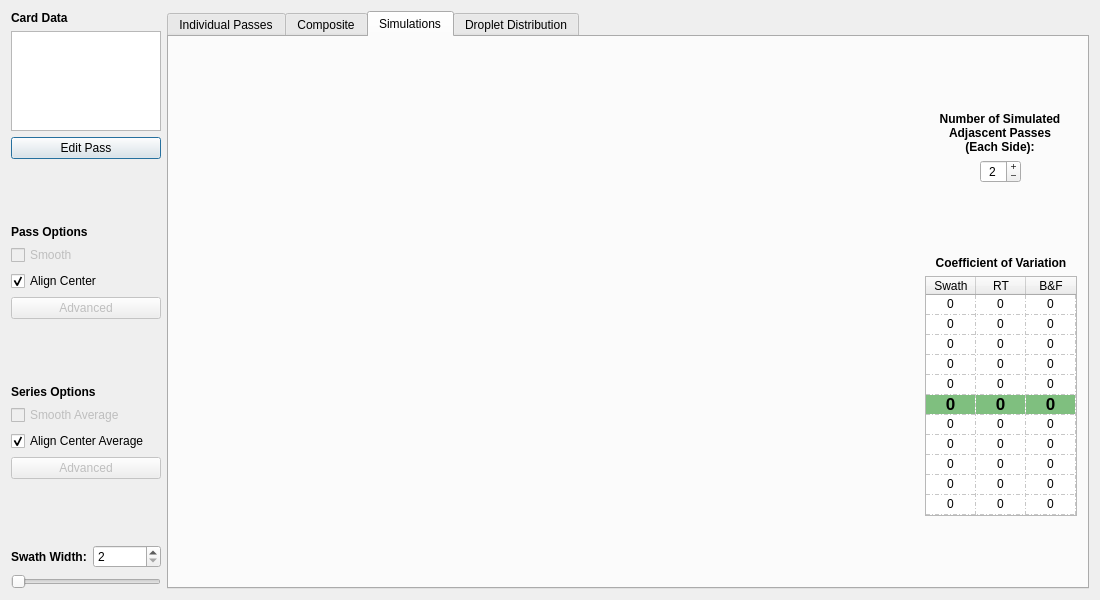
Old version of the form resources/cardMainWidget.ui in the repository gill14/AccuPatt.
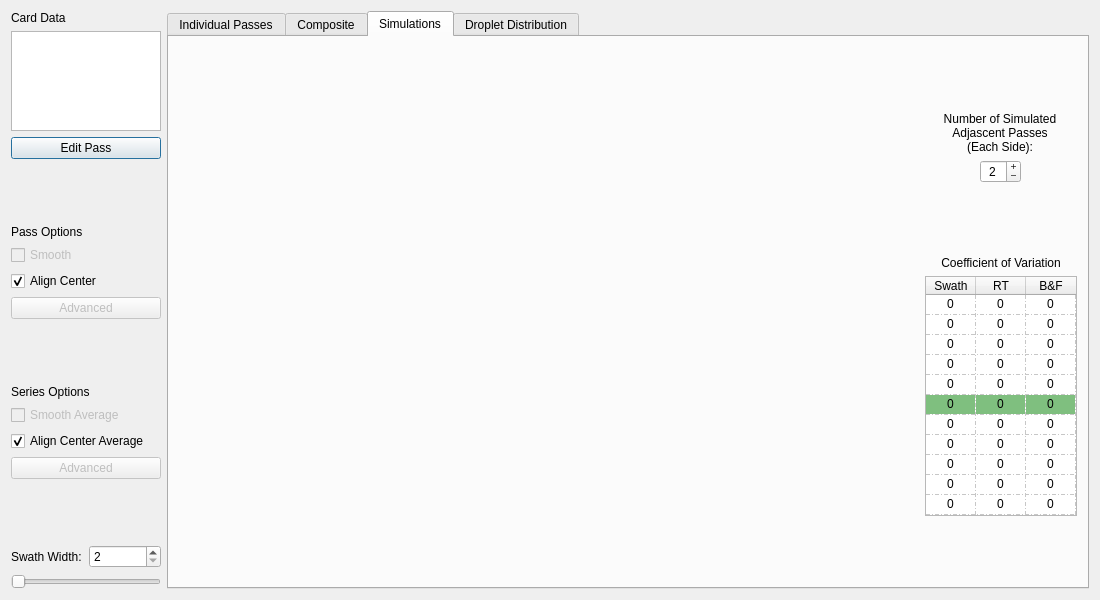
New version of the form. The open tabs and pages were chosen to show the change. Custom widgets are drawn as their Qt base class.

Commit message: unbold all the tings - qt change to default font

Diff of the .ui file:
```diff
--- a/resources/cardMainWidget.ui
+++ b/resources/cardMainWidget.ui
@@ -24,12 +24,6 @@
          <height>16777215</height>
         </size>
        </property>
-       <property name="font">
-        <font>
-         <weight>75</weight>
-         <bold>true</bold>
-        </font>
-       </property>
        <property name="text">
         <string>Card Data</string>
        </property>
@@ -82,12 +76,6 @@
      </item>
      <item>
       <widget class="QLabel" name="label_33">
-       <property name="font">
-        <font>
-         <weight>75</weight>
-         <bold>true</bold>
-        </font>
-       </property>
        <property name="text">
         <string>Pass Options</string>
        </property>
@@ -147,12 +135,6 @@
      </item>
      <item>
       <widget class="QLabel" name="label_7">
-       <property name="font">
-        <font>
-         <weight>75</weight>
-         <bold>true</bold>
-        </font>
-       </property>
        <property name="text">
         <string>Series Options</string>
        </property>
@@ -214,12 +196,6 @@
            <verstretch>0</verstretch>
           </sizepolicy>
          </property>
-         <property name="font">
-          <font>
-           <weight>75</weight>
-           <bold>true</bold>
-          </font>
-         </property>
          <property name="text">
           <string>Swath Width:</string>
          </property>
@@ -457,12 +433,6 @@
              <height>16777215</height>
             </size>
            </property>
-           <property name="font">
-            <font>
-             <weight>75</weight>
-             <bold>true</bold>
-            </font>
-           </property>
            <property name="frameShape">
             <enum>QFrame::NoFrame</enum>
            </property>
@@ -536,12 +506,6 @@
              <verstretch>0</verstretch>
             </sizepolicy>
            </property>
-           <property name="font">
-            <font>
-             <weight>75</weight>
-             <bold>true</bold>
-            </font>
-           </property>
            <property name="text">
             <string>Coefficient of Variation</string>
            </property>
@@ -828,13 +792,6 @@
             <property name="text">
              <string>0</string>
             </property>
-            <property name="font">
-             <font>
-              <pointsize>13</pointsize>
-              <weight>75</weight>
-              <bold>true</bold>
-             </font>
-            </property>
             <property name="textAlignment">
              <set>AlignCenter</set>
             </property>
@@ -852,13 +809,6 @@
             <property name="text">
              <string>0</string>
             </property>
-            <property name="font">
-             <font>
-              <pointsize>13</pointsize>
-              <weight>75</weight>
-              <bold>true</bold>
-             </font>
-            </property>
             <property name="textAlignment">
              <set>AlignCenter</set>
             </property>
@@ -876,13 +826,6 @@
             <property name="text">
              <string>0</string>
             </property>
-            <property name="font">
-             <font>
-              <pointsize>13</pointsize>
-              <weight>75</weight>
-              <bold>true</bold>
-             </font>
-            </property>
             <property name="textAlignment">
              <set>AlignCenter</set>
             </property>
```
Left out of the diff: 6 changed lines with no effect on the pictures. The commit also changes 3 other files.
